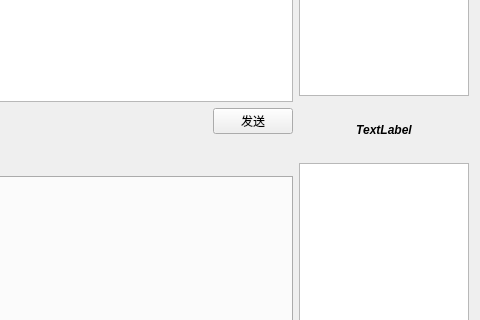
Old version of the form gui/VChat.ui in the repository PurePassersBy/ShacoRoom; both pictures show x 301 to 781 and y 100 to 420 of the 781 by 819 pixel window.
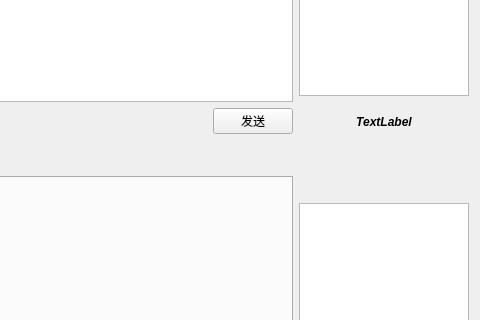
New version of the form.

Commit message: 添加好友列表Label

Patch:
```diff
--- a/gui/VChat.ui
+++ b/gui/VChat.ui
@@ -157,7 +157,7 @@
     </layout>
    </item>
    <item row="0" column="1">
-    <layout class="QVBoxLayout" name="verticalLayout" stretch="4,1,10">
+    <layout class="QVBoxLayout" name="verticalLayout" stretch="4,1,1,13">
      <property name="sizeConstraint">
       <enum>QLayout::SetDefaultConstraint</enum>
      </property>
@@ -203,6 +203,49 @@
        </property>
       </widget>
      </item>
+     <item>
+      <layout class="QHBoxLayout" name="horizontalLayout_5" stretch="3,5,3">
+       <item>
+        <spacer name="horizontalSpacer_3">
+         <property name="orientation">
+          <enum>Qt::Horizontal</enum>
+         </property>
+         <property name="sizeHint" stdset="0">
+          <size>
+           <width>100</width>
+           <height>20</height>
+          </size>
+         </property>
+        </spacer>
+       </item>
+       <item>
+        <widget class="QLabel" name="friends_label">
+         <property name="minimumSize">
+          <size>
+           <width>50</width>
+           <height>50</height>
+          </size>
+         </property>
+         <property name="maximumSize">
+          <size>
+           <width>50</width>
+           <height>50</height>
+          </size>
+         </property>
+         <property name="text">
+          <string/>
+         </property>
+        </widget>
+       </item>
+       <item>
+        <widget class="QLabel" name="notice_label">
+         <property name="text">
+          <string/>
+         </property>
+        </widget>
+       </item>
+      </layout>
+     </item>
      <item>
       <widget class="QListWidget" name="frineds_list">
        <property name="minimumSize">
```
The commit also changes 2 other files.
